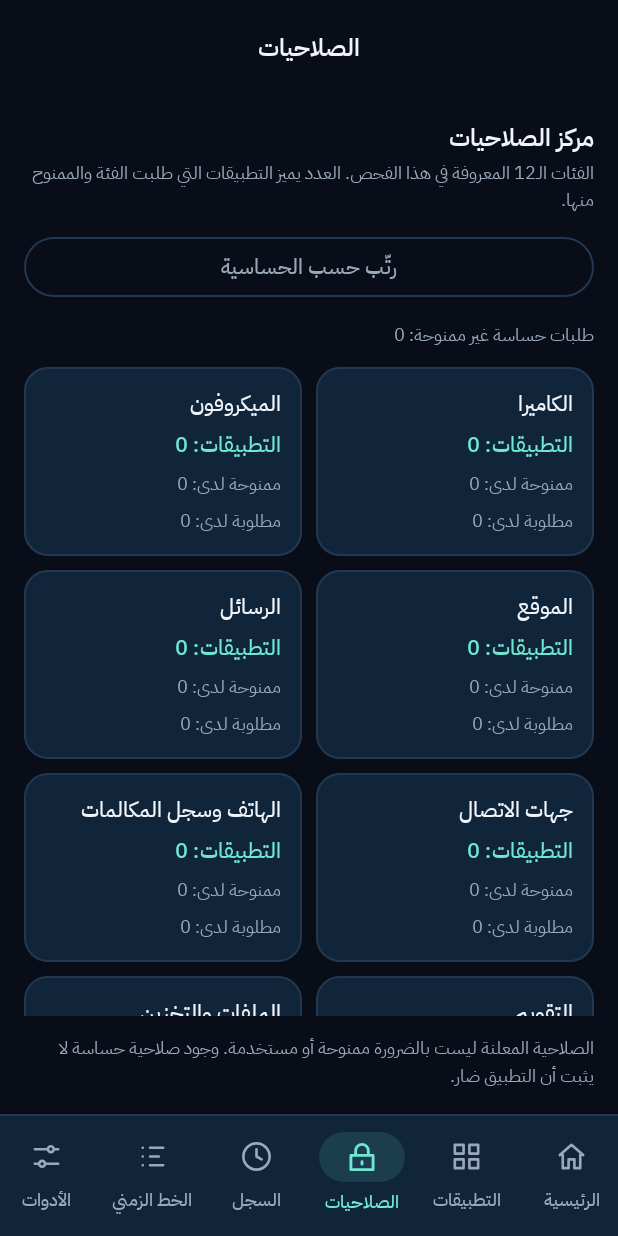
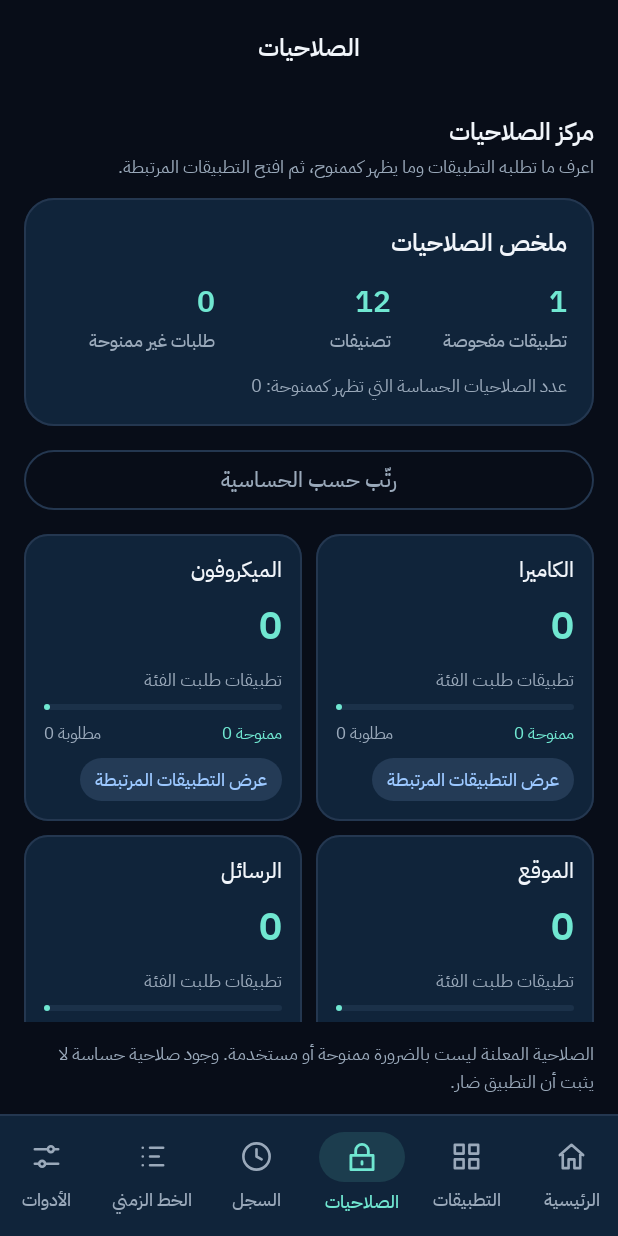
Before and after one commit to mohameddrado3-stack/Mobile-Security-Inspector, an Android app built with Jetpack Compose: the composable MsiApp shown on its own in the app's theme, item 3 of the bottom bar chosen, on a phone screen of 412 x 824 dp. Run offline under Robolectric (Android 15) with nearby library versions, the phone set to English and light mode, and no system bars; our stand-ins replace window size class; 1 statement that could not run was skipped.

Commit message:
ui: redesign permission overview and category cards

```diff
--- a/app/src/main/java/com/msi/inspector/ui/permissions/PermissionsScreen.kt
+++ b/app/src/main/java/com/msi/inspector/ui/permissions/PermissionsScreen.kt
@@ -3,28 +3,33 @@ package com.msi.inspector.ui.permissions
 import androidx.compose.foundation.clickable
 import androidx.compose.foundation.layout.Arrangement
 import androidx.compose.foundation.layout.Column
+import androidx.compose.foundation.layout.Row
 import androidx.compose.foundation.layout.fillMaxSize
 import androidx.compose.foundation.layout.fillMaxWidth
 import androidx.compose.foundation.layout.padding
 import androidx.compose.foundation.lazy.grid.GridCells
 import androidx.compose.foundation.lazy.grid.LazyVerticalGrid
 import androidx.compose.foundation.lazy.grid.items
+import androidx.compose.material3.LinearProgressIndicator
 import androidx.compose.material3.MaterialTheme
+import androidx.compose.material3.OutlinedButton
 import androidx.compose.material3.OutlinedCard
-import androidx.compose.material3.OutlinedButton
+import androidx.compose.material3.Text
+import androidx.compose.runtime.Composable
 import androidx.compose.runtime.getValue
 import androidx.compose.runtime.mutableStateOf
 import androidx.compose.runtime.remember
 import androidx.compose.runtime.setValue
-import androidx.compose.material3.Text
-import androidx.compose.runtime.Composable
 import androidx.compose.ui.Modifier
 import androidx.compose.ui.semantics.contentDescription
 import androidx.compose.ui.semantics.semantics
+import androidx.compose.ui.text.font.FontWeight
 import androidx.compose.ui.tooling.preview.Preview
 import androidx.compose.ui.unit.dp
 import androidx.compose.ui.unit.sp
+import com.msi.inspector.design.components.MsiCard
 import com.msi.inspector.design.components.MsiSectionHeading
+import com.msi.inspector.design.components.MsiStatusChip
 import com.msi.inspector.design.theme.MsiTheme
 import com.msi.inspector.domain.analyzer.PermissionAnalyzer
 import com.msi.inspector.domain.model.AppAudit
@@ -41,43 +46,93 @@ fun PermissionsScreen(
         "storage", "sensors", "nearby", "media", "calendar", "notifications"
     )
     val displayCategories = if (sortBySensitivity) {
-        categories.sortedBy { sensitivityOrder.indexOf(it.id).let { index -> if (index < 0) Int.MAX_VALUE else index } }
-    } else categories
+        categories.sortedBy {
+            sensitivityOrder.indexOf(it.id).let { index ->
+                if (index < 0) Int.MAX_VALUE else index
+            }
+        }
+    } else {
+        categories
+    }
     val ungrantedRequests = applications.sumOf { app ->
         (app.requestedSensitive.toSet() - app.grantedSensitive.toSet()).size
     }
+    val grantedPermissions = applications.sumOf { it.grantedSensitive.distinct().size }
+
     Column(
-        modifier = Modifier.fillMaxSize().padding(16.dp),
+        modifier = Modifier.fillMaxSize().padding(horizontal = 16.dp, vertical = 12.dp),
         verticalArrangement = Arrangement.spacedBy(12.dp)
     ) {
         MsiSectionHeading(
             "مركز الصلاحيات",
-            "الفئات الـ12 المعروفة في هذا الفحص. العدد يميز التطبيقات التي طلبت الفئة والممنوح منها."
+            "اعرف ما تطلبه التطبيقات وما يظهر كممنوح، ثم افتح التطبيقات المرتبطة."
         )
+
+        MsiCard {
+            Text("ملخص الصلاحيات", style = MaterialTheme.typography.titleMedium)
+            Row(horizontalArrangement = Arrangement.spacedBy(8.dp)) {
+                SummaryMetric(
+                    label = "تطبيقات مفحوصة",
+                    value = applications.size.toString(),
+                    modifier = Modifier.weight(1f)
+                )
+                SummaryMetric(
+                    label = "تصنيفات",
+                    value = categories.size.toString(),
+                    modifier = Modifier.weight(1f)
+                )
+                SummaryMetric(
+                    label = "طلبات غير ممنوحة",
+                    value = ungrantedRequests.toString(),
+                    modifier = Modifier.weight(1f)
+                )
+            }
+            Text(
+                "عدد الصلاحيات الحساسة التي تظهر كممنوحة: $grantedPermissions",
+                color = MaterialTheme.colorScheme.onSurfaceVariant,
+                style = MaterialTheme.typography.bodySmall
+            )
+        }
+
         OutlinedButton(
             onClick = { sortBySensitivity = !sortBySensitivity },
             modifier = Modifier.fillMaxWidth()
         ) {
             Text(if (sortBySensitivity) "الترتيب حسب الحساسية مفعّل" else "رتّب حسب الحساسية")
         }
-        Text(
-            "طلبات حساسة غير ممنوحة: $ungrantedRequests",
-            color = MaterialTheme.colorScheme.onSurfaceVariant,
-            fontSize = 12.sp
-        )
+
         if (applications.isEmpty()) {
-            Text(
-                "ابدأ الفحص لقراءة بيانات الصلاحيات.",
-                color = MaterialTheme.colorScheme.onSurfaceVariant
-            )
+            MsiCard {
+                Text("لا توجد بيانات صلاحيات بعد", style = MaterialTheme.typography.titleMedium)
+                Text(
+                    "ابدأ فحص التطبيقات من الشاشة الرئيسية، وستظهر هنا الفئات التي أمكن قراءتها.",
+                    color = MaterialTheme.colorScheme.onSurfaceVariant,
+                    style = MaterialTheme.typography.bodySmall
+                )
+            }
+        } else if (displayCategories.isEmpty()) {
+            MsiCard {
+                Text("لم تظهر فئات صلاحيات قابلة للعرض", style = MaterialTheme.typography.titleMedium)
+                Text(
+                    "قد لا تكون بيانات الصلاحيات متاحة لبعض التطبيقات أو لهذا الجهاز.",
+                    color = MaterialTheme.colorScheme.onSurfaceVariant,
+                    style = MaterialTheme.typography.bodySmall
+                )
+            }
         } else {
             LazyVerticalGrid(
-                columns = GridCells.Adaptive(minSize = 145.dp),
+                columns = GridCells.Adaptive(minSize = 150.dp),
                 modifier = Modifier.weight(1f),
                 verticalArrangement = Arrangement.spacedBy(9.dp),
                 horizontalArrangement = Arrangement.spacedBy(9.dp)
             ) {
                 items(displayCategories, key = { it.id }) { category ->
+                    val grantRatio = if (category.applicationCount > 0) {
+                        (category.grantedApplicationCount.toFloat() / category.applicationCount)
+                            .coerceIn(0f, 1f)
+                    } else {
+                        0f
+                    }
                     OutlinedCard(
                         modifier = Modifier
                             .fillMaxWidth()
@@ -87,34 +142,84 @@ fun PermissionsScreen(
                             }
                     ) {
                         Column(
-                            modifier = Modifier.padding(14.dp),
-                            verticalArrangement = Arrangement.spacedBy(6.dp)
+                            modifier = Modifier.padding(13.dp),
+                            verticalArrangement = Arrangement.spacedBy(7.dp)
                         ) {
-                            Text(category.title, style = MaterialTheme.typography.titleSmall)
                             Text(
-                                "التطبيقات: ${category.applicationCount}",
-                                color = MaterialTheme.colorScheme.primary,
-                                style = MaterialTheme.typography.labelLarge
+                                category.title,
+                                style = MaterialTheme.typography.titleSmall,
+                                minLines = 1
                             )
                             Text(
-                                "ممنوحة لدى: ${category.grantedApplicationCount}",
-                                color = MaterialTheme.colorScheme.onSurfaceVariant,
-                                fontSize = 12.sp
+                                category.applicationCount.toString(),
+                                color = MaterialTheme.colorScheme.primary,
+                                style = MaterialTheme.typography.headlineMedium,
+                                fontWeight = FontWeight.SemiBold
                             )
                             Text(
-                                "مطلوبة لدى: ${category.requestedApplicationCount}",
+                                "تطبيقات طلبت الفئة",
                                 color = MaterialTheme.colorScheme.onSurfaceVariant,
-                                fontSize = 12.sp
+                                style = MaterialTheme.typography.bodySmall
+                            )
+                            LinearProgressIndicator(
+                                progress = { grantRatio },
+                                modifier = Modifier.fillMaxWidth(),
+                                color = MaterialTheme.colorScheme.primary,
+                                trackColor = MaterialTheme.colorScheme.surfaceVariant
+                            )
+                            Row(
+                                modifier = Modifier.fillMaxWidth(),
+                                horizontalArrangement = Arrangement.SpaceBetween
+                            ) {
+                                Text(
+                                    "ممنوحة ${category.grantedApplicationCount}",
+                                    color = MaterialTheme.colorScheme.primary,
+                                    fontSize = 11.sp
+                                )
+                                Text(
+                                    "مطلوبة ${category.requestedApplicationCount}",
+                                    color = MaterialTheme.colorScheme.onSurfaceVariant,
+                                    fontSize = 11.sp
+                                )
+                            }
+                            MsiStatusChip(
+                                text = "عرض التطبيقات المرتبطة",
+                                color = MaterialTheme.colorScheme.secondary
                             )
                         }
                     }
                 }
             }
         }
+
         Text(
             "الصلاحية المعلنة ليست بالضرورة ممنوحة أو مستخدمة. وجود صلاحية حساسة لا يثبت أن التطبيق ضار.",
             color = MaterialTheme.colorScheme.onSurfaceVariant,
             fontSize = 12.sp
+        )
+    }
+}
+
+@Composable
+private fun SummaryMetric(
+    label: String,
+    value: String,
+    modifier: Modifier = Modifier
+) {
+    Column(
+        modifier = modifier,
+        verticalArrangement = Arrangement.spacedBy(2.dp)
+    ) {
+        Text(
+            value,
+            color = MaterialTheme.colorScheme.primary,
+            style = MaterialTheme.typography.titleLarge,
+            fontWeight = FontWeight.SemiBold
+        )
+        Text(
+            label,
+            color = MaterialTheme.colorScheme.onSurfaceVariant,
+            style = MaterialTheme.typography.labelSmall
         )
     }
 }
```
